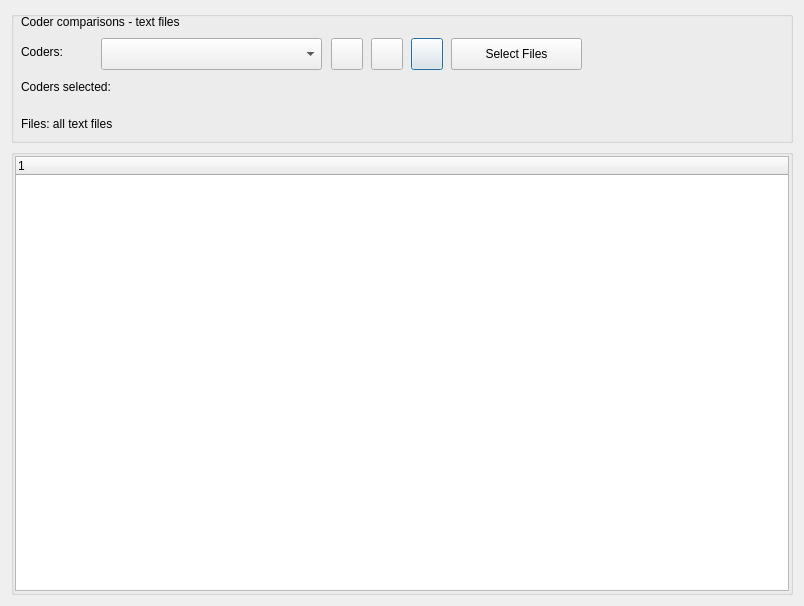
This is src/GUI_UIs/ui_dialog_report_comparisons.ui in ccbogel/QualCoder as Qt 5 draws it before an edit. The edited form follows.
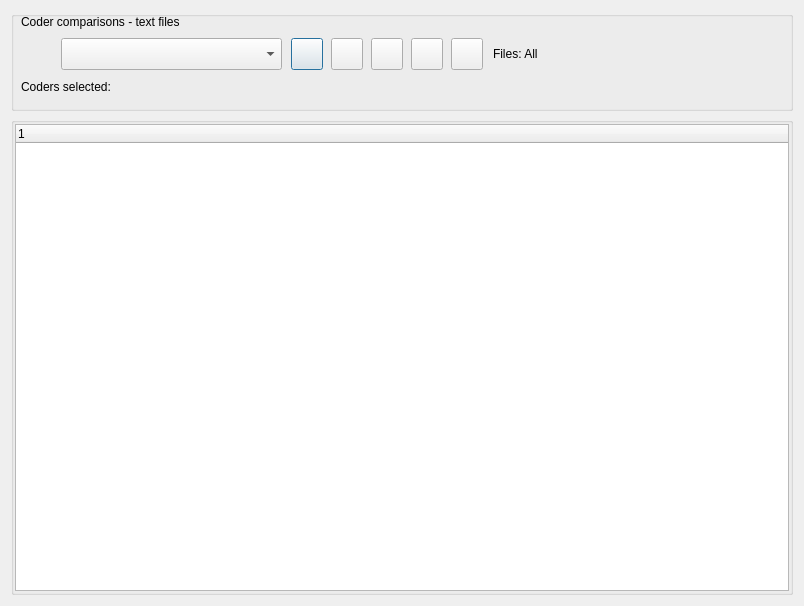
This is the edited form.

Commit message: add icon and number files

Diff of the .ui file:
```diff
--- a/src/GUI_UIs/ui_dialog_report_comparisons.ui
+++ b/src/GUI_UIs/ui_dialog_report_comparisons.ui
@@ -22,7 +22,7 @@
      <property name="minimumSize">
       <size>
        <width>0</width>
-       <height>132</height>
+       <height>100</height>
       </size>
      </property>
      <property name="maximumSize">
@@ -34,78 +34,45 @@
      <property name="title">
       <string/>
      </property>
-     <widget class="QPushButton" name="pushButton_export">
-      <property name="geometry">
-       <rect>
-        <x>400</x>
-        <y>27</y>
-        <width>32</width>
-        <height>32</height>
-       </rect>
-      </property>
-      <property name="toolTip">
-       <string>&lt;html&gt;&lt;head/&gt;&lt;body&gt;&lt;p&gt;Export Excel&lt;/p&gt;&lt;/body&gt;&lt;/html&gt;</string>
-      </property>
-      <property name="text">
-       <string/>
-      </property>
-     </widget>
-     <widget class="QPushButton" name="pushButton_run">
-      <property name="geometry">
-       <rect>
-        <x>320</x>
-        <y>27</y>
-        <width>32</width>
-        <height>32</height>
-       </rect>
-      </property>
-      <property name="toolTip">
-       <string>&lt;html&gt;&lt;head/&gt;&lt;body&gt;&lt;p&gt;Run comparison&lt;/p&gt;&lt;/body&gt;&lt;/html&gt;</string>
-      </property>
-      <property name="text">
-       <string/>
-      </property>
-     </widget>
-     <widget class="QLabel" name="label_2">
+     <widget class="QLabel" name="label_coders">
       <property name="geometry">
        <rect>
         <x>10</x>
         <y>30</y>
-        <width>71</width>
-        <height>22</height>
+        <width>32</width>
+        <height>28</height>
        </rect>
       </property>
+      <property name="minimumSize">
+       <size>
+        <width>32</width>
+        <height>28</height>
+       </size>
+      </property>
+      <property name="maximumSize">
+       <size>
+        <width>32</width>
+        <height>28</height>
+       </size>
+      </property>
+      <property name="toolTip">
+       <string>Coder</string>
+      </property>
       <property name="text">
-       <string>Coders:</string>
+       <string/>
       </property>
      </widget>
      <widget class="QComboBox" name="comboBox_coders">
       <property name="geometry">
        <rect>
-        <x>90</x>
+        <x>50</x>
         <y>27</y>
         <width>221</width>
         <height>32</height>
        </rect>
       </property>
       <property name="toolTip">
-       <string>&lt;html&gt;&lt;head/&gt;&lt;body&gt;&lt;p&gt;Select two coders&lt;/p&gt;&lt;/body&gt;&lt;/html&gt;</string>
-      </property>
-     </widget>
-     <widget class="QPushButton" name="pushButton_clear">
-      <property name="geometry">
-       <rect>
-        <x>360</x>
-        <y>27</y>
-        <width>32</width>
-        <height>32</height>
-       </rect>
-      </property>
-      <property name="toolTip">
-       <string>&lt;html&gt;&lt;head/&gt;&lt;body&gt;&lt;p&gt;Clear selection&lt;/p&gt;&lt;/body&gt;&lt;/html&gt;</string>
-      </property>
-      <property name="text">
-       <string/>
+       <string>Select two coders</string>
       </property>
      </widget>
      <widget class="QLabel" name="label_title">
@@ -149,10 +116,58 @@
        <bool>true</bool>
       </property>
      </widget>
+     <widget class="QPushButton" name="pushButton_run">
+      <property name="geometry">
+       <rect>
+        <x>280</x>
+        <y>27</y>
+        <width>32</width>
+        <height>32</height>
+       </rect>
+      </property>
+      <property name="toolTip">
+       <string>Run comparison</string>
+      </property>
+      <property name="text">
+       <string/>
+      </property>
+     </widget>
+     <widget class="QPushButton" name="pushButton_clear">
+      <property name="geometry">
+       <rect>
+        <x>320</x>
+        <y>27</y>
+        <width>32</width>
+        <height>32</height>
+       </rect>
+      </property>
+      <property name="toolTip">
+       <string>Clear selection</string>
+      </property>
+      <property name="text">
+       <string/>
+      </property>
+     </widget>
+     <widget class="QPushButton" name="pushButton_export">
+      <property name="geometry">
+       <rect>
+        <x>360</x>
+        <y>27</y>
+        <width>32</width>
+        <height>32</height>
+       </rect>
+      </property>
+      <property name="toolTip">
+       <string>Export Excel</string>
+      </property>
+      <property name="text">
+       <string/>
+      </property>
+     </widget>
      <widget class="QPushButton" name="pushButton_help1">
       <property name="geometry">
        <rect>
-        <x>440</x>
+        <x>400</x>
         <y>27</y>
         <width>32</width>
         <height>32</height>
@@ -165,40 +180,12 @@
        <string/>
       </property>
      </widget>
-     <widget class="QLabel" name="label_files">
-      <property name="geometry">
-       <rect>
-        <x>10</x>
-        <y>97</y>
-        <width>751</width>
-        <height>32</height>
-       </rect>
-      </property>
-      <property name="minimumSize">
-       <size>
-        <width>0</width>
-        <height>32</height>
-       </size>
-      </property>
-      <property name="maximumSize">
-       <size>
-        <width>16777215</width>
-        <height>32</height>
-       </size>
-      </property>
-      <property name="text">
-       <string>Files: all text files</string>
-      </property>
-      <property name="wordWrap">
-       <bool>true</bool>
-      </property>
-     </widget>
      <widget class="QPushButton" name="pushButton_files">
       <property name="geometry">
        <rect>
         <x>440</x>
         <y>27</y>
-        <width>131</width>
+        <width>32</width>
         <height>32</height>
        </rect>
       </property>
@@ -206,7 +193,20 @@
        <string>Select files for comparions subcorpus.</string>
       </property>
       <property name="text">
-       <string>Select Files</string>
+       <string/>
+      </property>
+     </widget>
+     <widget class="QLabel" name="label_files">
+      <property name="geometry">
+       <rect>
+        <x>482</x>
+        <y>27</y>
+        <width>280</width>
+        <height>32</height>
+       </rect>
+      </property>
+      <property name="text">
+       <string>Files: All</string>
       </property>
      </widget>
     </widget>
```
Left out of the diff: 5 changed lines with no effect on the pictures. The commit also changes 2 other files.
